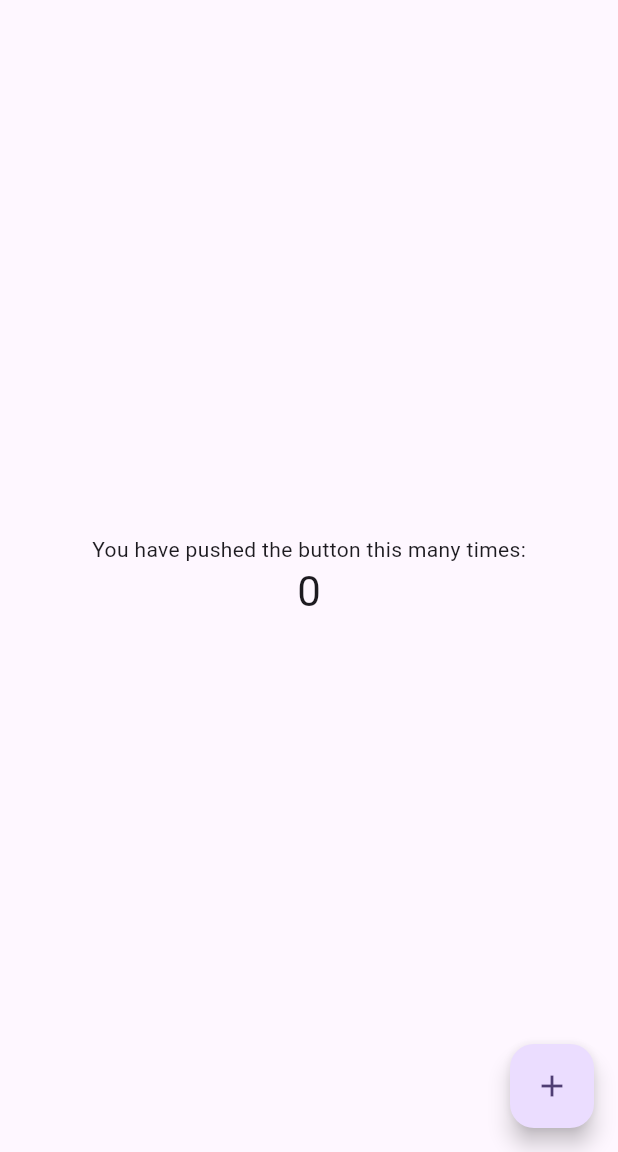
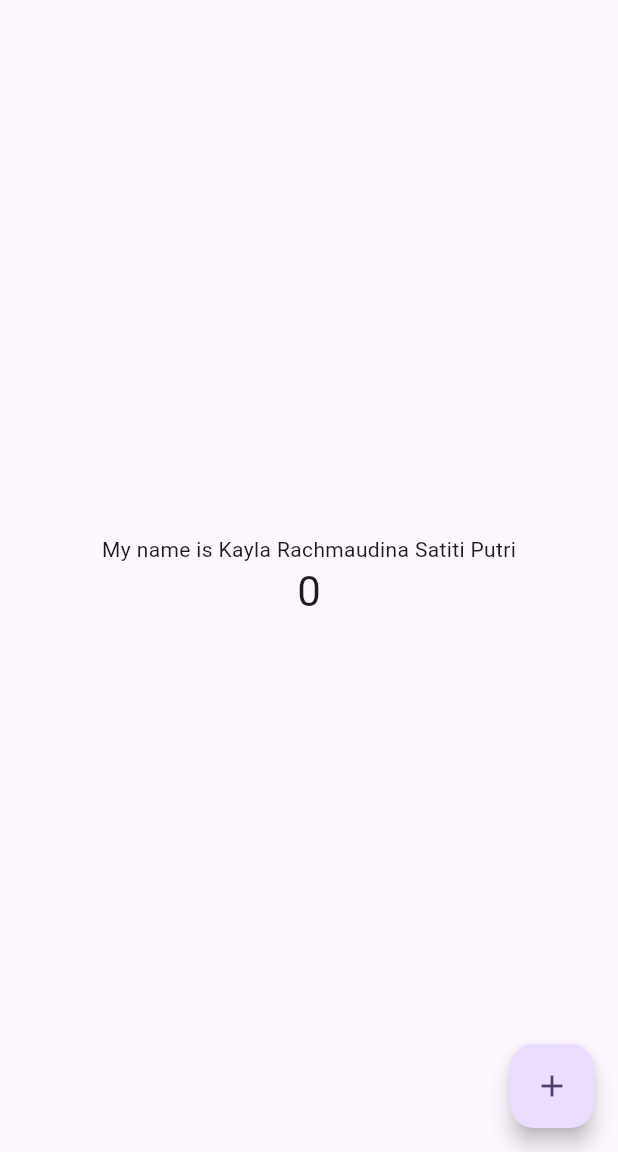
Before and after one commit to Kaylarsp/flutter-fundamental-part1, a Flutter app: the screen it shows after launch, on a phone screen of 412 x 824 dp, the part 84-1236 px from its top. Run offline on Flutter 3.47's test engine with Material 3 defaults, Android fonts, the phone set to English and light mode, and no system bars.

Commit message:
add name to main.dart

```diff
--- a/lib/main.dart
+++ b/lib/main.dart
@@ -104,7 +104,7 @@ class _MyHomePageState extends State<MyHomePage> {
           // wireframe for each widget.
           mainAxisAlignment: MainAxisAlignment.center,
           children: <Widget>[
-            const Text('You have pushed the button this many times:'),
+            const Text('My name is Kayla Rachmaudina Satiti Putri'),
             Text(
               '$_counter',
               style: Theme.of(context).textTheme.headlineMedium,
```
